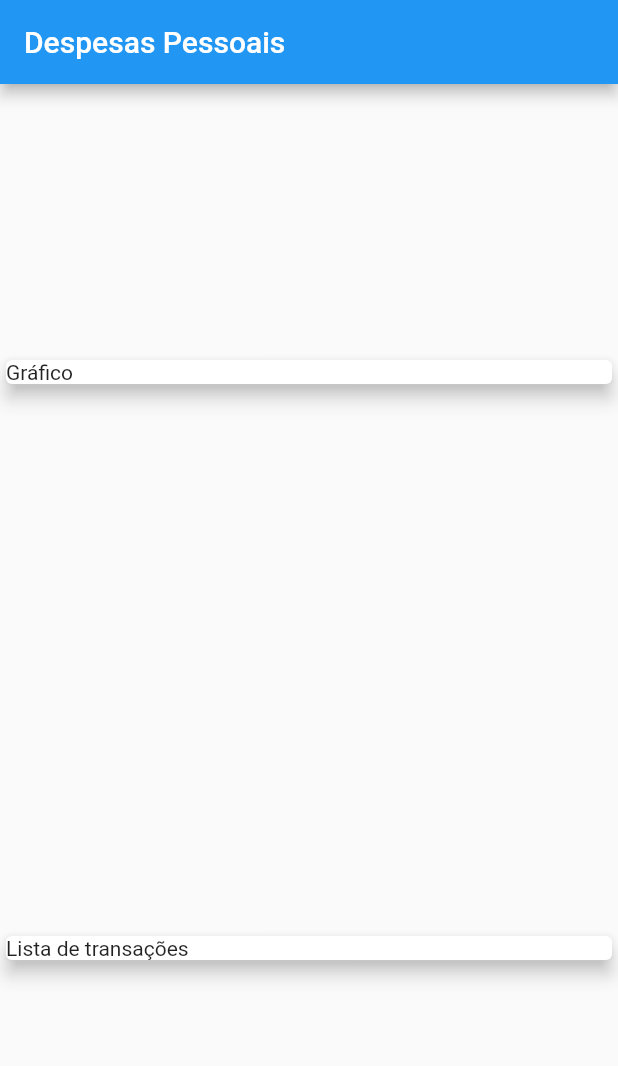
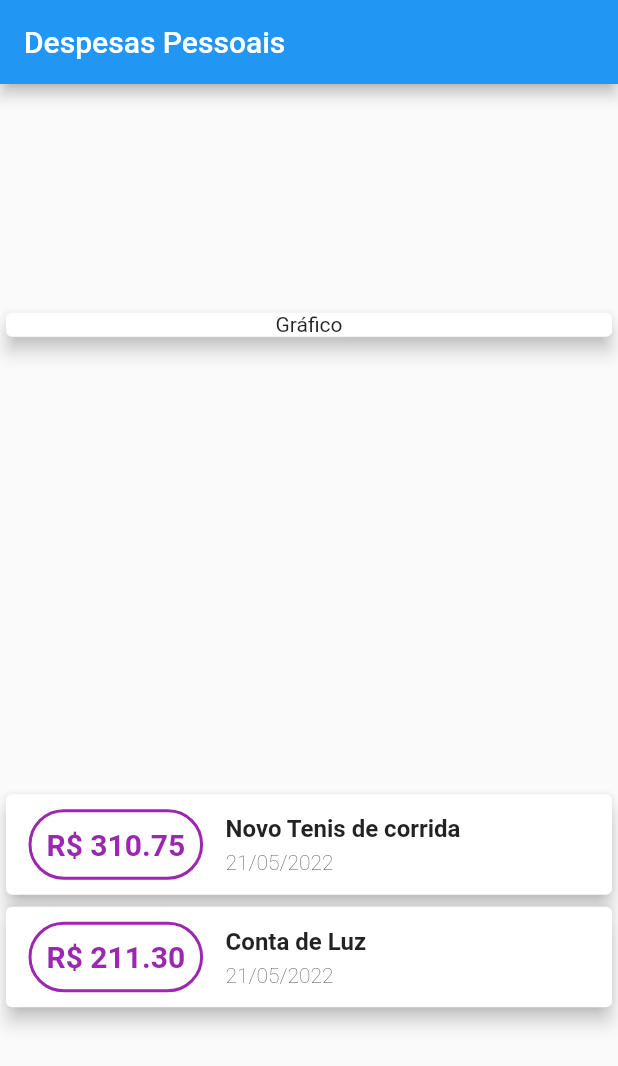
Before and after one commit to alefbispo/app_despesas, a Flutter app: the screen it shows after launch, on a phone screen of 412 x 824 dp. Shown: the top 1066 px of the screen. Run offline on Flutter 3.47's test engine with Material 2 defaults, Android fonts, the phone set to English and light mode, and no system bars.

Commit message:
exibição das transações com edição visual

```diff
--- a/lib/main.dart
+++ b/lib/main.dart
@@ -39,19 +39,63 @@ class MyHomePage extends StatelessWidget {
       body: Column(
         mainAxisAlignment: MainAxisAlignment.spaceAround,
         crossAxisAlignment: CrossAxisAlignment.stretch,
-        children: const <Widget>[
+        children: <Widget>[
           SizedBox(
             child: Card(
               elevation: 5,
               child: Text(
                 'Gráfico',
+                textAlign: TextAlign.center,
               ),
             ),
           ),
-          Card(
-            elevation: 5,
-            child: Text('Lista de transações'),
-          ),
+          Column(
+              children: _transactions
+                  .map(
+                    (tr) => Card(
+                      elevation: 5,
+                      child: Row(children: [
+                        Container(
+                            margin: EdgeInsets.symmetric(
+                                horizontal: 15, vertical: 10),
+                            decoration: BoxDecoration(
+                              borderRadius: BorderRadius.circular(30),
+                              border: Border.all(
+                                color: Colors.purple,
+                                width: 2,
+                              ),
+                            ),
+                            padding: EdgeInsets.all(10),
+                            child: Text(
+                              'R\$ ${tr.value.toStringAsFixed(2)}',
+                              style: TextStyle(
+                                  fontWeight: FontWeight.bold,
+                                  fontSize: 20,
+                                  color: Colors.purple),
+                            )),
+                        Column(
+                          crossAxisAlignment: CrossAxisAlignment.start,
+                          children: <Widget>[
+                            Text(
+                              tr.title,
+                              style: TextStyle(
+                                fontSize: 16,
+                                fontWeight: FontWeight.bold,
+                              ),
+                            ),
+                            SizedBox(height: 5),
+                            Text(
+                              '${tr.date.day}/0${tr.date.month}/${tr.date.year}',
+                              style: TextStyle(
+                                fontWeight: FontWeight.w100,
+                              ),
+                            ),
+                          ],
+                        )
+                      ]),
+                    ),
+                  )
+                  .toList()),
         ],
       ),
     );
```
